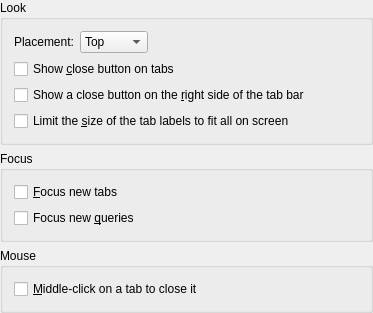
Before: the Qt Designer form src/config/tabs_configui.ui in KDE/konversation, drawn with Qt 5.
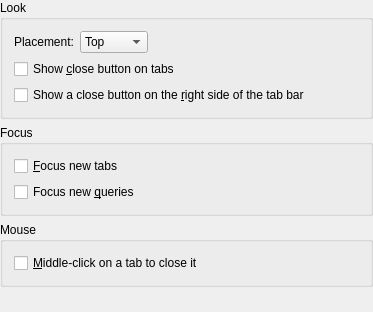
After: the same form once the commit is applied. Custom widgets are drawn as their Qt base class.

Diff of the .ui file:
```diff
--- a/src/config/tabs_configui.ui
+++ b/src/config/tabs_configui.ui
@@ -89,13 +89,6 @@
         </property>
        </widget>
       </item>
-      <item>
-       <widget class="QCheckBox" name="kcfg_UseMaxSizedTabs" >
-        <property name="text" >
-         <string>Limit the &amp;size of the tab labels to fit all on screen</string>
-        </property>
-       </widget>
-      </item>
      </layout>
     </widget>
    </item>
```
